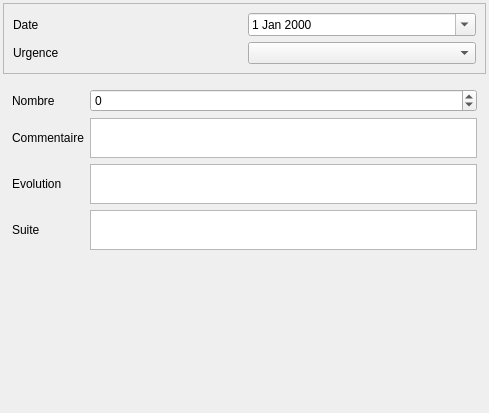
Above: Lamia/toolprepro/digue/lamiadigue_observation_tool_ui.ui from Artelia/Lamia before the change. Below: the same form after it.
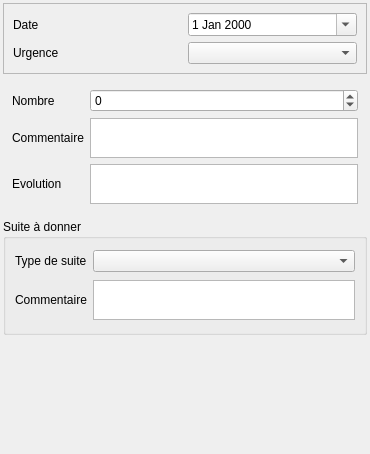
That is the form after the change.

Patch:
```diff
--- a/Lamia/toolprepro/digue/lamiadigue_observation_tool_ui.ui
+++ b/Lamia/toolprepro/digue/lamiadigue_observation_tool_ui.ui
@@ -6,8 +6,8 @@
    <rect>
     <x>0</x>
     <y>0</y>
-    <width>489</width>
-    <height>413</height>
+    <width>370</width>
+    <height>454</height>
    </rect>
   </property>
   <property name="windowTitle">
@@ -74,35 +74,6 @@
          </property>
         </widget>
        </item>
-       <item row="10" column="1">
-        <spacer name="verticalSpacer">
-         <property name="orientation">
-          <enum>Qt::Vertical</enum>
-         </property>
-         <property name="sizeHint" stdset="0">
-          <size>
-           <width>20</width>
-           <height>40</height>
-          </size>
-         </property>
-        </spacer>
-       </item>
-       <item row="9" column="1">
-        <widget class="QTextEdit" name="textEdit_suite">
-         <property name="sizePolicy">
-          <sizepolicy hsizetype="Expanding" vsizetype="Expanding">
-           <horstretch>0</horstretch>
-           <verstretch>0</verstretch>
-          </sizepolicy>
-         </property>
-         <property name="maximumSize">
-          <size>
-           <width>16777215</width>
-           <height>40</height>
-          </size>
-         </property>
-        </widget>
-       </item>
        <item row="3" column="1">
         <widget class="QTextEdit" name="textEdit_comm">
          <property name="sizePolicy">
@@ -149,13 +120,6 @@
          </property>
         </widget>
        </item>
-       <item row="9" column="0">
-        <widget class="QLabel" name="label_8">
-         <property name="text">
-          <string>Suite</string>
-         </property>
-        </widget>
-       </item>
       </layout>
      </widget>
      <widget class="QWidget" name="page_2">
@@ -187,6 +151,61 @@
      </widget>
     </widget>
    </item>
+   <item>
+    <widget class="QGroupBox" name="groupBox">
+     <property name="title">
+      <string>Suite à donner</string>
+     </property>
+     <layout class="QGridLayout" name="gridLayout_4">
+      <item row="1" column="0">
+       <widget class="QLabel" name="label_8">
+        <property name="text">
+         <string>Commentaire</string>
+        </property>
+       </widget>
+      </item>
+      <item row="0" column="0">
+       <widget class="QLabel" name="label_4">
+        <property name="text">
+         <string>Type de suite</string>
+        </property>
+       </widget>
+      </item>
+      <item row="0" column="1">
+       <widget class="QComboBox" name="comboBox_typesuite"/>
+      </item>
+      <item row="1" column="1">
+       <widget class="QTextEdit" name="textEdit_suite">
+        <property name="sizePolicy">
+         <sizepolicy hsizetype="Expanding" vsizetype="Expanding">
+          <horstretch>0</horstretch>
+          <verstretch>0</verstretch>
+         </sizepolicy>
+        </property>
+        <property name="maximumSize">
+         <size>
+          <width>16777215</width>
+          <height>40</height>
+         </size>
+        </property>
+       </widget>
+      </item>
+     </layout>
+    </widget>
+   </item>
+   <item>
+    <spacer name="verticalSpacer">
+     <property name="orientation">
+      <enum>Qt::Vertical</enum>
+     </property>
+     <property name="sizeHint" stdset="0">
+      <size>
+       <width>20</width>
+       <height>40</height>
+      </size>
+     </property>
+    </spacer>
+   </item>
   </layout>
  </widget>
  <resources/>
```
